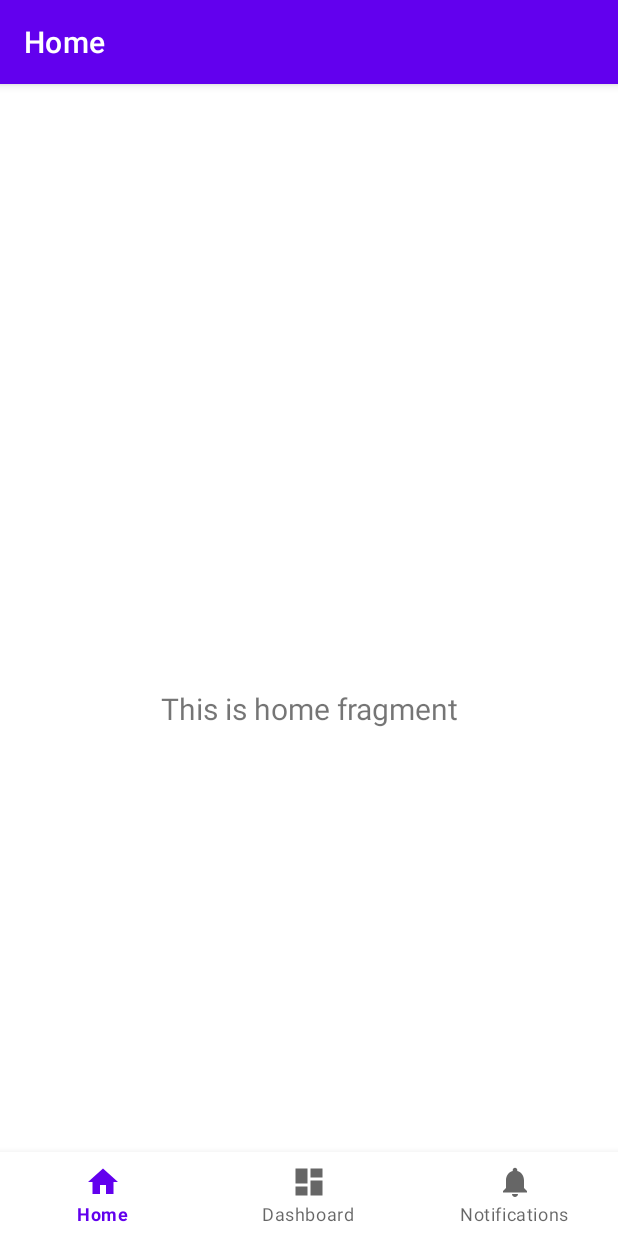
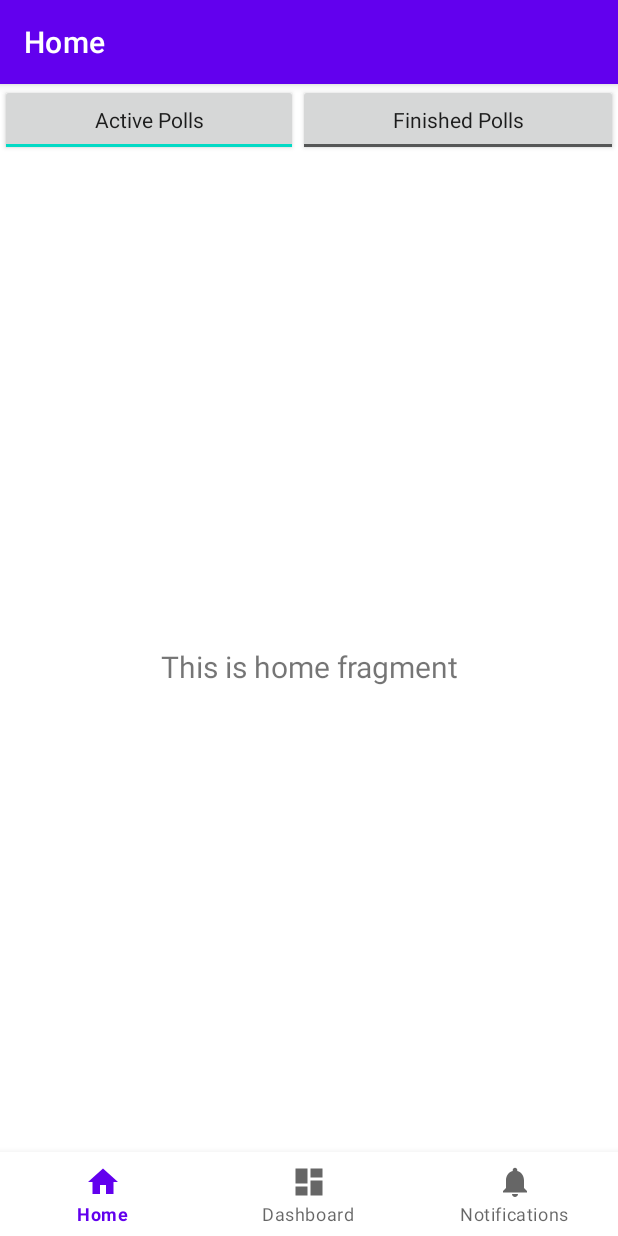
Before and after one commit to PaettyB/MobServApp, an Android app: the screen it shows after launch (MainActivity), on a phone screen of 412 x 824 dp. Run offline under Robolectric (Android 15) with nearby library versions, the phone set to English and light mode, and no system bars; our stand-ins replace navigation-ui.

Commit message:
SelectorButtons layout

```diff
--- a/app/build.gradle.kts
+++ b/app/build.gradle.kts
@@ -4,7 +4,7 @@ plugins {
 
 android {
     namespace = "fr.eurecom.mobservapp"
-    compileSdk = 33
+    compileSdk = 34
 
     defaultConfig {
         applicationId = "fr.eurecom.mobservapp"
--- a/app/src/main/res/layout/activity_main.xml
+++ b/app/src/main/res/layout/activity_main.xml
@@ -1,10 +1,40 @@
 <?xml version="1.0" encoding="utf-8"?>
 <androidx.constraintlayout.widget.ConstraintLayout xmlns:android="http://schemas.android.com/apk/res/android"
     xmlns:app="http://schemas.android.com/apk/res-auto"
+    xmlns:tools="http://schemas.android.com/tools"
     android:id="@+id/container"
     android:layout_width="match_parent"
-    android:layout_height="match_parent"
-    android:paddingTop="?attr/actionBarSize">
+    android:layout_height="match_parent">
+<!--    android:paddingTop="?attr/actionBarSize">-->
+
+    <LinearLayout
+        android:layout_width="match_parent"
+        android:layout_height="match_parent"
+        android:orientation="horizontal">
+
+        <ToggleButton
+            android:id="@+id/toggleButton2"
+            android:layout_width="wrap_content"
+            android:layout_height="wrap_content"
+            android:layout_weight="1"
+            android:checked="true"
+            android:fontFamily="sans-serif"
+            android:text="ActivePolls"
+            android:textAllCaps="false"
+            android:textOff="Active Polls"
+            android:textOn="Active Polls" />
+
+        <ToggleButton
+            android:id="@+id/toggleButton3"
+            android:layout_width="wrap_content"
+            android:layout_height="wrap_content"
+            android:layout_weight="1"
+            android:fontFamily="sans-serif"
+            android:text="ToggleButton"
+            android:textAllCaps="false"
+            android:textOff="Finished Polls"
+            android:textOn="Finished Polls" />
+    </LinearLayout>
 
     <com.google.android.material.bottomnavigation.BottomNavigationView
         android:id="@+id/nav_view"
```
